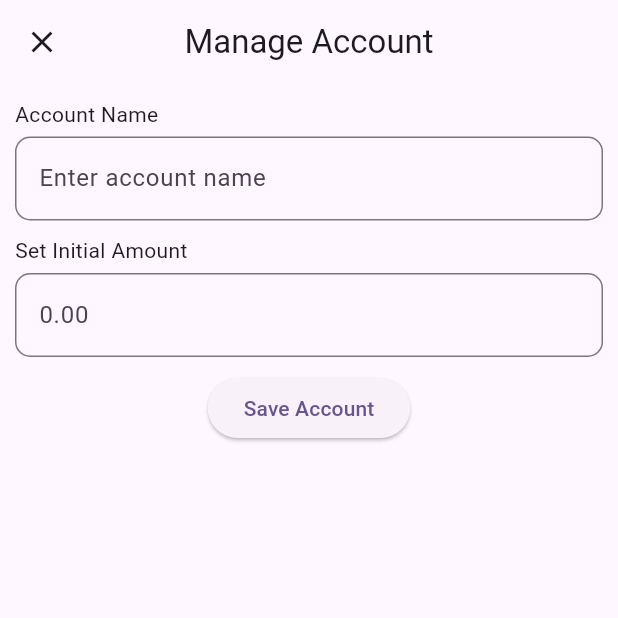
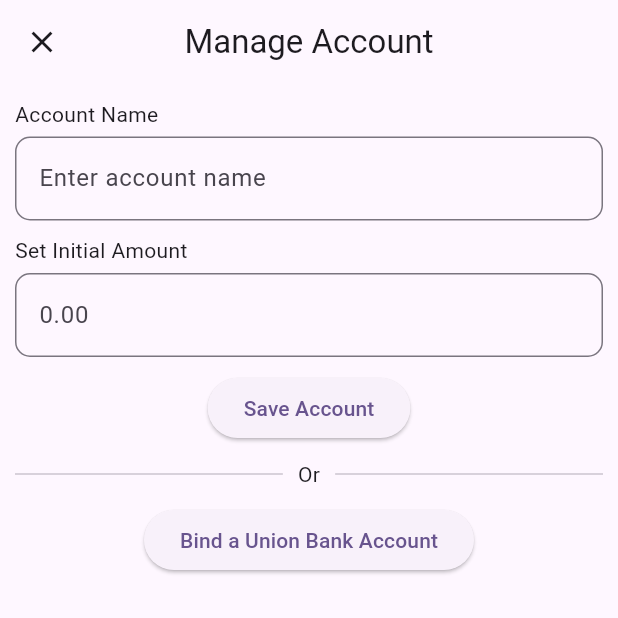
Before and after one commit to diikey/penny_track, a Flutter app: the ManageAccountScreen screen opened by its route, on a phone screen of 412 x 824 dp, the top half of it. Run offline on Flutter 3.47's test engine with Material 3 defaults, Android fonts, the light colour scheme and no system bars; our stand-ins replace bloc, equatable, flutter_bloc, shared_preferences, sqflite, webview_flutter; missing offline and left inert: oauth2; accounts and stored records are empty.

Commit message:
ub integration wip

```diff
--- a/lib/bloc/accounts/accounts_event.dart
+++ b/lib/bloc/accounts/accounts_event.dart
@@ -21,3 +21,13 @@ final class AccountsManageEvent extends AccountsEvent {
 
   const AccountsManageEvent(this.account, this.flag);
 }
+
+final class AccountsAuthCodeEvent extends AccountsEvent {
+  const AccountsAuthCodeEvent();
+}
+
+final class AccountsAuthTokenEvent extends AccountsEvent {
+  final Auth auth;
+
+  const AccountsAuthTokenEvent(this.auth);
+}
--- a/lib/bloc/accounts/accounts_state.dart
+++ b/lib/bloc/accounts/accounts_state.dart
@@ -31,3 +31,9 @@ final class AccountsFailed extends AccountsState {
 final class AccountsSuccessManage extends AccountsState {
   const AccountsSuccessManage();
 }
+
+final class AccountsSuccessGrant extends AccountsState {
+  final Auth auth;
+
+  const AccountsSuccessGrant(this.auth);
+}
--- /dev/null
+++ b/lib/data/dto/accounts/auth.dart
@@ -0,0 +1,15 @@
+import 'package:oauth2/oauth2.dart';
+
+class Auth {
+  final AuthorizationCodeGrant? grant;
+  final Uri? authorizationUrl;
+  final Uri? redirectUrl;
+  final String? errorMessage;
+
+  const Auth({
+    this.grant,
+    this.authorizationUrl,
+    this.redirectUrl,
+    this.errorMessage,
+  });
+}
--- a/lib/data/repositories/accounts/accounts_repository.dart
+++ b/lib/data/repositories/accounts/accounts_repository.dart
@@ -1,12 +1,15 @@
 import 'package:penny_track/data/dto/accounts/account.dart';
+import 'package:penny_track/data/dto/accounts/auth.dart';
 import 'package:penny_track/data/local/local_data.dart';
+import 'package:penny_track/data/remote/remote_data.dart';
 import 'package:penny_track/data/repositories/accounts/accounts_repository_source.dart';
 import 'package:penny_track/utils/general_utils.dart';
 
 class AccountsRepository implements AccountsRepositorySource {
   final LocalData _localData;
+  final RemoteData _remoteData;
 
-  const AccountsRepository(this._localData);
+  const AccountsRepository(this._localData, this._remoteData);
 
   @override
   Future<List<Account>> getAccounts() async {
@@ -23,4 +26,14 @@ class AccountsRepository implements AccountsRepositorySource {
       {required Account account, required Crud flag}) async {
     return await _localData.manageAccount(account: account, flag: flag);
   }
+
+  @override
+  Future<Auth> getAuthCode() async {
+    return await _remoteData.getAuthCode();
+  }
+
+  @override
+  Future<void> getTokenCode({required Auth auth}) async {
+    await _remoteData.getTokenCode(auth: auth);
+  }
 }
--- a/lib/data/repositories/accounts/accounts_repository_source.dart
+++ b/lib/data/repositories/accounts/accounts_repository_source.dart
@@ -1,8 +1,11 @@
 import 'package:penny_track/data/dto/accounts/account.dart';
+import 'package:penny_track/data/dto/accounts/auth.dart';
 import 'package:penny_track/utils/general_utils.dart';
 
 abstract class AccountsRepositorySource {
   Future<List<Account>> getAccounts();
   Future<List<Account>> getCalculatedAccounts();
   Future<int> manageAccount({required Account account, required Crud flag});
+  Future<Auth> getAuthCode();
+  Future<void> getTokenCode({required Auth auth});
 }
--- a/lib/main.dart
+++ b/lib/main.dart
@@ -1,6 +1,7 @@
 import 'package:flutter/material.dart';
 import 'package:flutter_bloc/flutter_bloc.dart';
 import 'package:penny_track/data/local/local_data.dart';
+import 'package:penny_track/data/remote/remote_data.dart';
 import 'package:penny_track/data/repositories/accounts/accounts_repository.dart';
 import 'package:penny_track/data/repositories/records/records_repository.dart';
 import 'package:penny_track/utils/cache.dart';
@@ -14,10 +15,12 @@ void main() async {
   runApp(MultiRepositoryProvider(providers: [
     RepositoryProvider<Cache>(create: (context) => Cache(sharedPreferences)),
     RepositoryProvider<LocalData>(create: (context) => LocalData()),
+    RepositoryProvider<RemoteData>(create: (context) => RemoteData()),
     RepositoryProvider<RecordsRepository>(
         create: (context) => RecordsRepository(context.read<LocalData>())),
     RepositoryProvider<AccountsRepository>(
-        create: (context) => AccountsRepository(context.read<LocalData>()))
+        create: (context) => AccountsRepository(
+            context.read<LocalData>(), context.read<RemoteData>()))
   ], child: MyApp()));
 }
 
--- a/lib/ui/accounts/manage_account_screen.dart
+++ b/lib/ui/accounts/manage_account_screen.dart
@@ -2,6 +2,8 @@ import 'package:flutter/material.dart';
 import 'package:flutter_bloc/flutter_bloc.dart';
 import 'package:penny_track/bloc/accounts/accounts_bloc.dart';
 import 'package:penny_track/data/dto/accounts/account.dart';
+import 'package:penny_track/data/dto/accounts/auth.dart';
+import 'package:penny_track/ui/accounts/widgets/auth_web_modal.dart';
 import 'package:penny_track/utils/general_utils.dart';
 import 'package:uuid/uuid.dart';
 
@@ -27,9 +29,25 @@ class _ManageAccountScreenState extends State<ManageAccountScreen> {
     }
 
     return BlocListener<AccountsBloc, AccountsState>(
-      listener: (context, state) {
+      listener: (context, state) async {
         if (state is AccountsFailed) {
           GeneralUtils.showSnackBar(context, state.errorMessage);
+        }
+        if (state is AccountsSuccessGrant) {
+          final String? result = await showModalBottomSheet(
+            context: context,
+            builder: (BuildContext context) {
+              return AuthWebModal(auth: state.auth);
+            },
+          );
+
+          if (!context.mounted || result == null) return;
+          if (result.contains("error")) {
+            print("error daw p[ota>>>>$result");
+            return;
+          }
+          context.read<AccountsBloc>().add(AccountsAuthTokenEvent(
+              Auth(grant: state.auth.grant, redirectUrl: Uri.parse(result))));
         }
         if (state is AccountsSuccessManage) {
           Navigator.pop(context, "success");
@@ -102,7 +120,8 @@ class _ManageAccountScreenState extends State<ManageAccountScreen> {
               ),
               BlocBuilder<AccountsBloc, AccountsState>(
                 builder: (context, state) {
-                  if (state is AccountsLoading) {
+                  if (state is AccountsLoading ||
+                      state is AccountsSuccessGrant) {
                     return Center(
                       child: CircularProgressIndicator(),
                     );
@@ -123,6 +142,42 @@ class _ManageAccountScreenState extends State<ManageAccountScreen> {
                   );
                 },
               ),
+              Row(
+                mainAxisAlignment: MainAxisAlignment.center,
+                children: [
+                  Expanded(
+                    child: Divider(
+                      thickness: 1,
+                    ),
+                  ),
+                  Padding(
+                    padding: const EdgeInsets.all(10.0),
+                    child: Text("Or"),
+                  ),
+                  Divider(
+                    height: 1,
+                  ),
+                  Expanded(
+                    child: Divider(
+                      thickness: 1,
+                    ),
+                  ),
+                ],
+              ),
+              BlocBuilder<AccountsBloc, AccountsState>(
+                  builder: (context, state) {
+                if (state is AccountsLoading || state is AccountsSuccessGrant) {
+                  return Center(
+                    child: CircularProgressIndicator(),
+                  );
+                }
+                return ElevatedButton(
+                  onPressed: () {
+                    context.read<AccountsBloc>().add(AccountsAuthCodeEvent());
+                  },
+                  child: Text("Bind a Union Bank Account"),
+                );
+              }),
             ],
           ),
         ),
--- a/lib/ui/app/app.dart
+++ b/lib/ui/app/app.dart
@@ -7,7 +7,6 @@ import 'package:penny_track/ui/categories/categories_screen.dart';
 import 'package:penny_track/ui/records/records_screen.dart';
 import 'package:flutter_bloc/flutter_bloc.dart';
 import 'package:penny_track/utils/cache.dart';
-import 'package:penny_track/utils/environment.dart';
 import 'package:penny_track/utils/resources/routes_manager.dart';
 
 class App extends StatefulWidget {
@@ -36,8 +35,6 @@ class _AppState extends State<App> {
 
   @override
   Widget build(BuildContext context) {
-    print("CLIENT_ID: ${Environment.clientId}");
-    print("CLIENT_SECRET: ${Environment.clientSecret}");
     return Scaffold(
       appBar: AppBar(
         leading: IconButton(
--- a/pubspec.yaml
+++ b/pubspec.yaml
@@ -41,11 +41,13 @@ dependencies:
   flutter_bloc:
   http:
   intl:
+  oauth2: ^2.0.3
   path:
   path_provider:
   shared_preferences: ^2.3.3
   sqflite:
   uuid:
+  webview_flutter: ^4.10.0
 
 dev_dependencies:
   flutter_test:
```
Also changed, not shown: lib/bloc/accounts/accounts_bloc.dart (+27 -0 lines), lib/data/remote/remote_data.dart (added, +122 -0 lines), lib/ui/accounts/widgets/auth_web_modal.dart (added, +53 -0 lines), pubspec.lock, 3 other files.
